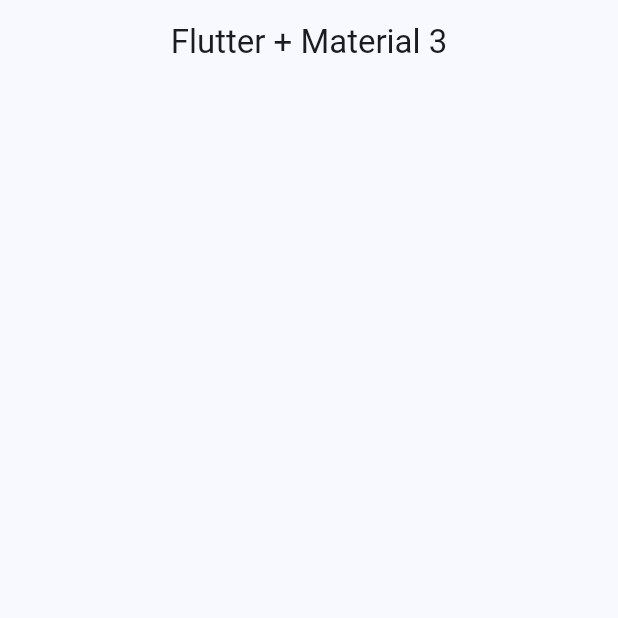
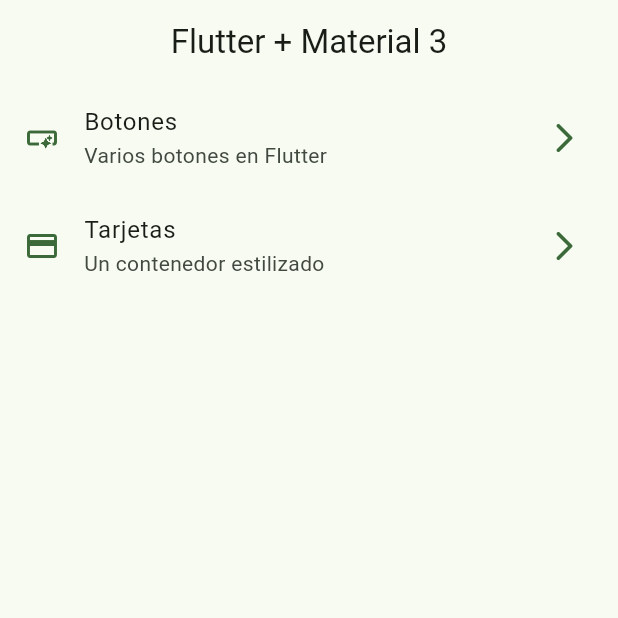
Before and after one commit to josuemedinaguerrero/widgets-app-flutter, a Flutter app: the screen it shows after launch, on a phone screen of 412 x 824 dp, the top half of it. Run offline on Flutter 3.47's test engine with Material 3 defaults, Android fonts, the phone set to English and light mode, and no system bars.

```diff
--- a/lib/config/menu/menu_items.dart
+++ b/lib/config/menu/menu_items.dart
@@ -24,7 +24,7 @@ const appMenuItems = <MenuItems>[
   MenuItems(
     title: 'Tarjetas',
     subTitle: 'Un contenedor estilizado',
-    link: '/card',
+    link: '/cards',
     icon: Icons.credit_card,
   ),
 ];
--- a/lib/main.dart
+++ b/lib/main.dart
@@ -1,5 +1,8 @@
 import 'package:flutter/material.dart';
+
 import 'package:widgets_app/config/theme/app_theme.dart';
+import 'package:widgets_app/presentation/screens/buttons/buttons_screen.dart';
+import 'package:widgets_app/presentation/screens/cards/cards_screen.dart';
 import 'package:widgets_app/presentation/screens/home/home_screen.dart';
 
 void main() {
@@ -13,8 +16,12 @@ class MainApp extends StatelessWidget {
   Widget build(BuildContext context) {
     return MaterialApp(
       debugShowCheckedModeBanner: false,
-      theme: AppTheme().getTheme(),
+      theme: AppTheme(selectedColor: 2).getTheme(),
       home: HomeScreen(),
+      routes: {
+        '/buttons': (context) => ButtonsScreen(),
+        '/cards': (context) => CardsScreen(),
+      },
     );
   }
 }
--- a/lib/presentation/screens/home/home_screen.dart
+++ b/lib/presentation/screens/home/home_screen.dart
@@ -1,10 +1,50 @@
 import 'package:flutter/material.dart';
+
+import 'package:widgets_app/config/menu/menu_items.dart';
+import 'package:widgets_app/presentation/screens/buttons/buttons_screen.dart';
 
 class HomeScreen extends StatelessWidget {
   const HomeScreen({super.key});
 
   @override
   Widget build(BuildContext context) {
-    return Scaffold(appBar: AppBar(title: Text('Flutter + Material 3')));
+    return Scaffold(
+      appBar: AppBar(title: Text('Flutter + Material 3')),
+      body: _HomeView(),
+    );
   }
 }
+
+class _HomeView extends StatelessWidget {
+  @override
+  Widget build(BuildContext context) {
+    return ListView.builder(
+      itemCount: appMenuItems.length,
+      itemBuilder: (context, index) {
+        final menuItem = appMenuItems[index];
+        return _CustomListTile(menuItem: menuItem);
+      },
+    );
+  }
+}
+
+class _CustomListTile extends StatelessWidget {
+  const _CustomListTile({required this.menuItem});
+
+  final MenuItems menuItem;
+
+  @override
+  Widget build(BuildContext context) {
+    final colors = Theme.of(context).colorScheme;
+
+    return ListTile(
+      leading: Icon(menuItem.icon, color: colors.primary),
+      trailing: Icon(Icons.arrow_forward_ios_rounded, color: colors.primary),
+      title: Text(menuItem.title),
+      subtitle: Text(menuItem.subTitle),
+      onTap: () {
+        Navigator.pushNamed(context, menuItem.link);
+      },
+    );
+  }
+}
```
Also changed, not shown: lib/presentation/screens/buttons/buttons_screen.dart (added, +13 -0 lines), lib/presentation/screens/cards/cards_screen.dart (added, +13 -0 lines).
